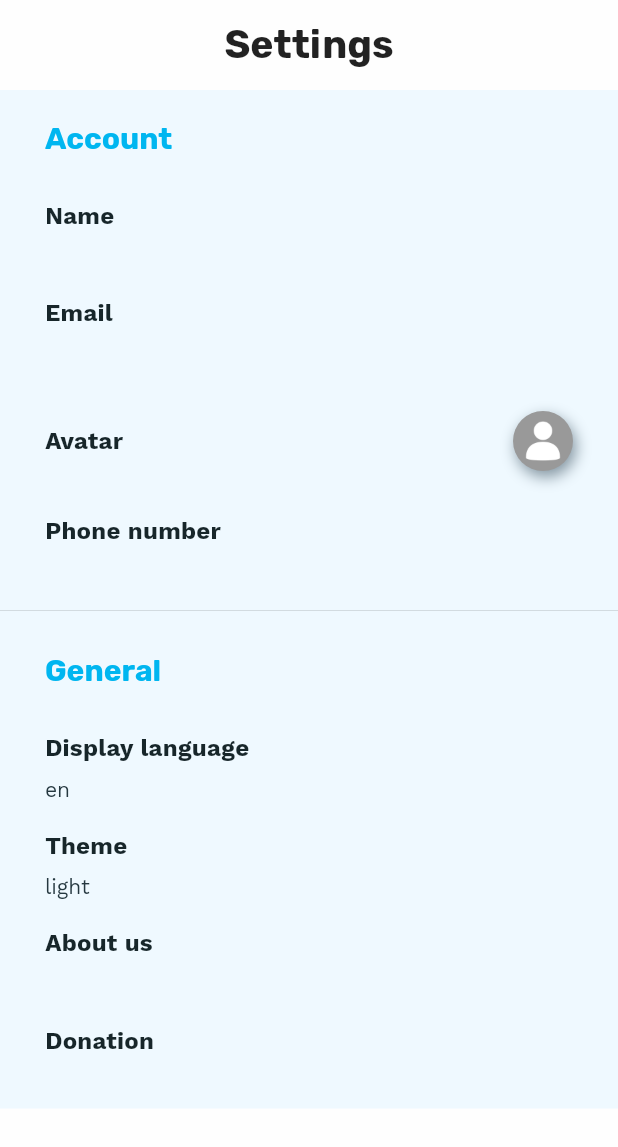
After one commit to son3102k/wild_explorer, a Flutter app: the SettingScreen screen opened directly, on a phone screen of 412 x 824 dp. The commit adds this screen. Shown: the top 1147 px of the screen. Run offline on Flutter 3.47's test engine with Material 2 defaults, Android fonts, the phone set to English and light mode, and no system bars; our stand-ins replace animated_text_kit, auto_size_text, bloc, cached_network_image, camera, equatable and 8 more; accounts and stored records are empty; generated files the repository leaves out were written again; network calls fail; statements that could not run were skipped.

Commit message:
setting screen done

```diff
--- a/lib/custom_drawer/home_drawer.dart
+++ b/lib/custom_drawer/home_drawer.dart
@@ -66,6 +66,11 @@ class _HomeDrawerState extends State<HomeDrawer> {
         labelName: 'About Us',
         icon: Icon(Icons.info),
       ),
+      DrawerList(
+        index: DrawerIndex.Settings,
+        labelName: 'Settings',
+        icon: Icon(Icons.settings),
+      ),
     ];
   }
 
@@ -117,7 +122,20 @@ class _HomeDrawerState extends State<HomeDrawer> {
                             child: ClipRRect(
                               borderRadius:
                                   const BorderRadius.all(Radius.circular(60.0)),
-                              child: Image.asset('assets/images/userImage.png'),
+                              child: widget.userInfo != null
+                                  ? (widget.userInfo!.avatarLink != ""
+                                      ? Image.network(
+                                          widget.userInfo!.avatarLink,
+                                          fit: BoxFit.fill,
+                                        )
+                                      : Image.asset(
+                                          'assets/images/userImage.jpg',
+                                          fit: BoxFit.fill,
+                                        ))
+                                  : Image.asset(
+                                      'assets/images/userImage.jpg',
+                                      fit: BoxFit.fill,
+                                    ),
                             ),
                           ),
                         ),
@@ -212,17 +230,17 @@ class _HomeDrawerState extends State<HomeDrawer> {
                   Container(
                     width: 6.0,
                     height: 46.0,
-                    // decoration: BoxDecoration(
-                    //   color: widget.screenIndex == listData.index
-                    //       ? Colors.blue
-                    //       : Colors.transparent,
-                    //   borderRadius: new BorderRadius.only(
-                    //     topLeft: Radius.circular(0),
-                    //     topRight: Radius.circular(16),
-                    //     bottomLeft: Radius.circular(0),
-                    //     bottomRight: Radius.circular(16),
-                    //   ),
-                    // ),
+                    decoration: BoxDecoration(
+                      color: widget.screenIndex == listData.index
+                          ? Colors.blue
+                          : Colors.transparent,
+                      borderRadius: new BorderRadius.only(
+                        topLeft: Radius.circular(0),
+                        topRight: Radius.circular(16),
+                        bottomLeft: Radius.circular(0),
+                        bottomRight: Radius.circular(16),
+                      ),
+                    ),
                   ),
                   const Padding(
                     padding: EdgeInsets.all(4.0),
@@ -309,6 +327,7 @@ enum DrawerIndex {
   About,
   Invite,
   Testing,
+  Settings,
 }
 
 class DrawerList {
--- a/lib/home_screen.dart
+++ b/lib/home_screen.dart
@@ -2,14 +2,14 @@ import 'package:flutter/material.dart';
 import 'app_theme.dart';
 import 'model/homelist.dart';
 
-class MyHomePage extends StatefulWidget {
-  const MyHomePage({Key? key}) : super(key: key);
+class HomeScreen extends StatefulWidget {
+  const HomeScreen({Key? key}) : super(key: key);
 
   @override
-  _MyHomePageState createState() => _MyHomePageState();
+  _HomeScreenState createState() => _HomeScreenState();
 }
 
-class _MyHomePageState extends State<MyHomePage> with TickerProviderStateMixin {
+class _HomeScreenState extends State<HomeScreen> with TickerProviderStateMixin {
   List<HomeList> homeList = HomeList.homeList;
   AnimationController? animationController;
   bool multiple = true;
--- a/lib/navigation_home_screen.dart
+++ b/lib/navigation_home_screen.dart
@@ -8,6 +8,7 @@ import 'package:wild_explorer/invite_friend_screen.dart';
 import 'package:flutter/material.dart';
 import 'package:wild_explorer/model/app-user-info.dart';
 import 'package:wild_explorer/services/api/api_service.dart';
+import 'package:wild_explorer/setting_screen.dart';
 
 class NavigationHomeScreen extends StatefulWidget {
   @override
@@ -30,7 +31,7 @@ class _NavigationHomeScreenState extends State<NavigationHomeScreen> {
   @override
   void initState() {
     drawerIndex = DrawerIndex.HOME;
-    screenView = const MyHomePage();
+    screenView = const HomeScreen();
     fetchData();
     super.initState();
   }
@@ -66,7 +67,7 @@ class _NavigationHomeScreenState extends State<NavigationHomeScreen> {
       switch (drawerIndex) {
         case DrawerIndex.HOME:
           setState(() {
-            screenView = const MyHomePage();
+            screenView = const HomeScreen();
           });
           break;
         case DrawerIndex.Help:
@@ -84,6 +85,11 @@ class _NavigationHomeScreenState extends State<NavigationHomeScreen> {
             screenView = InviteFriend();
           });
           break;
+        case DrawerIndex.Settings:
+          setState(() {
+            screenView = SettingScreen(userInfo: userInfo);
+          });
+          break;
         default:
           break;
       }
--- /dev/null
+++ b/lib/setting_screen.dart
@@ -0,0 +1,221 @@
+import 'dart:developer';
+
+import 'package:flutter/material.dart';
+import 'package:wild_explorer/app_theme.dart';
+import 'package:wild_explorer/extensions/buildcontext/loc.dart';
+import 'package:wild_explorer/model/app-user-info.dart';
+
+class SettingScreen extends StatefulWidget {
+  const SettingScreen({super.key, this.userInfo});
+  final AppUserInfo? userInfo;
+
+  @override
+  State<SettingScreen> createState() => _SettingScreenState();
+}
+
+class _SettingScreenState extends State<SettingScreen> {
+  @override
+  Widget build(BuildContext context) {
+    var brightness = MediaQuery.of(context).platformBrightness;
+    bool isLightMode = brightness == Brightness.light;
+    return Container(
+      color: isLightMode ? AppTheme.nearlyWhite : AppTheme.nearlyBlack,
+      child: SafeArea(
+        top: false,
+        child: Scaffold(
+          backgroundColor:
+              isLightMode ? AppTheme.nearlyWhite : AppTheme.nearlyBlack,
+          body: SizedBox(
+            height: MediaQuery.of(context).size.height,
+            child: Column(
+              children: <Widget>[
+                Container(
+                  padding: EdgeInsets.only(
+                    top: MediaQuery.of(context).padding.top,
+                    left: 16,
+                    right: 16,
+                  ),
+                ),
+                Container(
+                  height: 60,
+                  child: Center(
+                    child: Text(
+                      'Settings',
+                      style: TextStyle(
+                        fontFamily: 'Rubik',
+                        fontSize: 26,
+                        fontWeight: FontWeight.bold,
+                      ),
+                    ),
+                  ),
+                ),
+                Expanded(
+                    child: SingleChildScrollView(
+                  child: Container(
+                    color: Color.fromRGBO(239, 249, 255, 1),
+                    child: Column(
+                      mainAxisAlignment: MainAxisAlignment.start,
+                      crossAxisAlignment: CrossAxisAlignment.start,
+                      children: [
+                        HeaderText("Account"),
+                        CustomButton(
+                            "Name", widget.userInfo?.name ?? "", () {}),
+                        CustomButton(
+                            "Email", widget.userInfo?.email ?? "", () {}),
+                        AvatarButton(widget.userInfo?.avatarLink ?? "", () {}),
+                        CustomButton("Phone number",
+                            widget.userInfo?.phoneNumber ?? "", () {}),
+                        Divider(),
+                        HeaderText("General"),
+                        CustomButton(
+                            "Display language", context.loc.localeName, () {}),
+                        CustomButton(
+                            "Theme",
+                            MediaQuery.of(context).platformBrightness.name,
+                            () {}),
+                        CustomButton("About us", "", () {}),
+                        CustomButton("Donation", "", () {}),
+                      ],
+                    ),
+                  ),
+                ))
+              ],
+            ),
+          ),
+        ),
+      ),
+    );
+  }
+
+  Widget HeaderText(String title) {
+    return Padding(
+      padding: EdgeInsets.only(
+        left: 30,
+        right: 30,
+        top: 20,
+        bottom: 20,
+      ),
+      child: Container(
+        width: MediaQuery.of(context).size.width,
+        child: Text(
+          title,
+          textAlign: TextAlign.left,
+          style: TextStyle(
+            fontFamily: 'Rubik',
+            fontWeight: FontWeight.bold,
+            fontSize: 20,
+            color: Color.fromRGBO(0, 182, 240, 1),
+          ),
+        ),
+      ),
+    );
+  }
+
+  Widget CustomButton(String title, String value, VoidCallback? callback) {
+    return Material(
+      color: Colors.white.withOpacity(0.0),
+      child: InkWell(
+        splashColor: Color.fromRGBO(0, 182, 240, 1).withOpacity(0.1),
+        highlightColor: Color.fromRGBO(0, 182, 240, 1).withOpacity(0.1),
+        onTap: () {
+          callback?.call();
+        },
+        child: SizedBox(
+          width: double.infinity,
+          child: Padding(
+            padding: EdgeInsets.only(
+              top: 10,
+              left: 30,
+              right: 30,
+              bottom: 10,
+            ),
+            child: Column(
+              mainAxisAlignment: MainAxisAlignment.start,
+              crossAxisAlignment: CrossAxisAlignment.start,
+              children: [
+                Text(
+                  title,
+                  style: AppTheme.title,
+                ),
+                SizedBox(
+                  height: 10,
+                ),
+                Text(
+                  value,
+                  style: AppTheme.subtitle,
+                )
+              ],
+            ),
+          ),
+        ),
+      ),
+    );
+  }
+
+  Widget AvatarButton(String avatarLink, VoidCallback? callback) {
+    return Material(
+      color: Colors.white.withOpacity(0.0),
+      child: InkWell(
+        splashColor: Color.fromRGBO(0, 182, 240, 1).withOpacity(0.1),
+        highlightColor: Color.fromRGBO(0, 182, 240, 1).withOpacity(0.1),
+        onTap: () {
+          callback?.call();
+        },
+        child: SizedBox(
+          width: double.infinity,
+          height: 80,
+          child: Padding(
+            padding: EdgeInsets.only(
+              top: 10,
+              left: 30,
+              right: 30,
+              bottom: 10,
+            ),
+            child: Row(
+              mainAxisAlignment: MainAxisAlignment.start,
+              crossAxisAlignment: CrossAxisAlignment.center,
+              children: [
+                Expanded(
+                  child: Text(
+                    "Avatar",
+                    style: AppTheme.title,
+                  ),
+                ),
+                Container(
+                  height: 40,
+                  width: 40,
+                  decoration: BoxDecoration(
+                    shape: BoxShape.circle,
+                    boxShadow: <BoxShadow>[
+                      BoxShadow(
+                          color: AppTheme.grey.withOpacity(0.6),
+                          offset: const Offset(2.0, 4.0),
+                          blurRadius: 8),
+                    ],
+                  ),
+                  child: ClipRRect(
+                    borderRadius: const BorderRadius.all(Radius.circular(20.0)),
+                    child: widget.userInfo != null
+                        ? (widget.userInfo!.avatarLink != ""
+                            ? Image.network(
+                                widget.userInfo!.avatarLink,
+                                fit: BoxFit.scaleDown,
+                              )
+                            : Image.asset(
+                                'assets/images/userImage.jpg',
+                                fit: BoxFit.scaleDown,
+                              ))
+                        : Image.asset(
+                            'assets/images/userImage.jpg',
+                            fit: BoxFit.scaleDown,
+                          ),
+                  ),
+                ),
+              ],
+            ),
+          ),
+        ),
+      ),
+    );
+  }
+}
```
Also changed, not shown: assets/images/userImage.jpg (added), assets/images/userImage.png (deleted).
